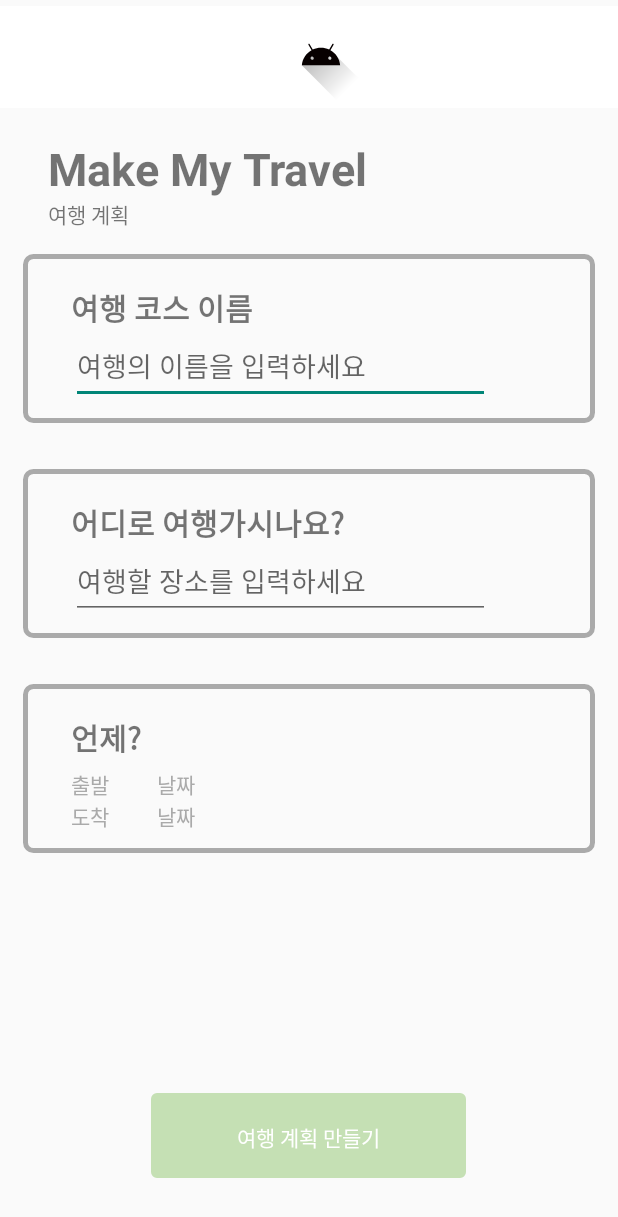
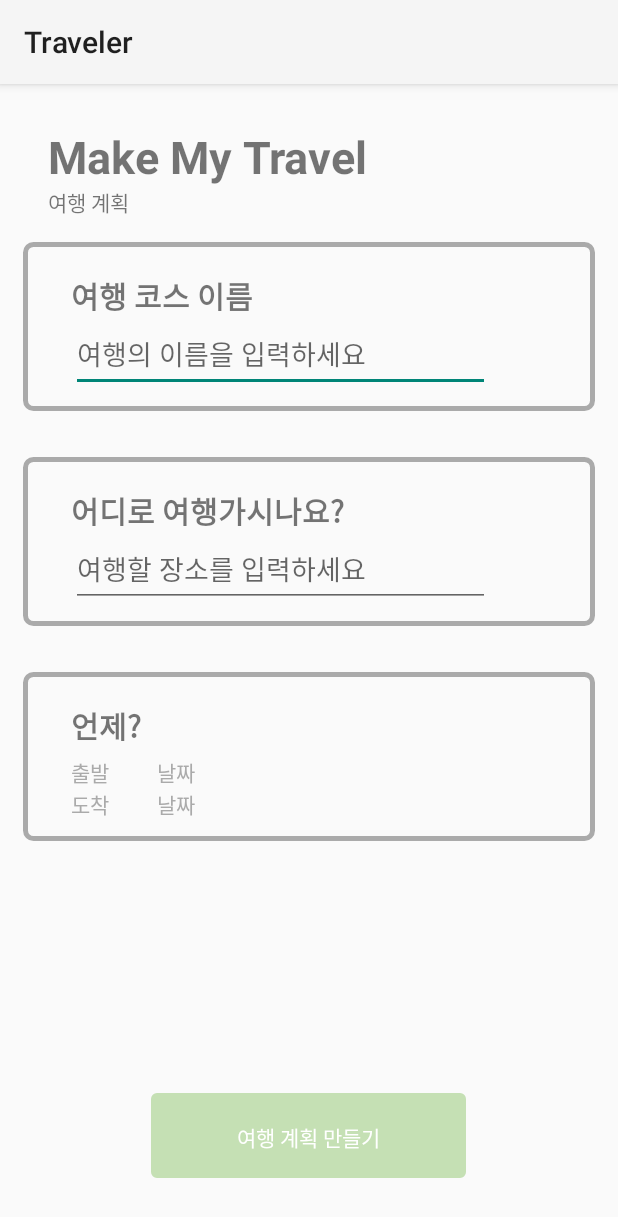
Before and after one commit to Team-Traveler/Frontend_Android, an Android app: the screen it shows after launch (SecondActivity before the commit, MakeActivity after it), after a tap on "NewProject", on a phone screen of 412 x 824 dp. Shown: the top 1217 px of the screen. Run offline under Robolectric (Android 15) with nearby library versions, the phone set to English and light mode, and no system bars.

Commit message:
[FE-02] 파일명 변경 + 첫화면 상단 app bar추가

```diff
--- a/app/src/main/AndroidManifest.xml
+++ b/app/src/main/AndroidManifest.xml
@@ -6,9 +6,7 @@
         android:allowBackup="true"
         android:dataExtractionRules="@xml/data_extraction_rules"
         android:fullBackupContent="@xml/backup_rules"
-        android:icon="@mipmap/ic_launcher"
         android:label="@string/app_name"
-        android:roundIcon="@mipmap/ic_launcher_round"
         android:supportsRtl="true"
         android:theme="@style/Theme.Traveler"
         tools:targetApi="31">
@@ -19,10 +17,10 @@
             android:name=".DetailActivity"
             android:exported="false" />
         <activity
-            android:name=".SecondActivity"
+            android:name=".MakeActivity"
             android:exported="false" />
         <activity
-            android:name=".MainActivity"
+            android:name=".MyTripActivity"
             android:exported="true">
             <intent-filter>
                 <action android:name="android.intent.action.MAIN" />
--- a/app/src/main/java/com/example/traveler/SecondActivity.kt
+++ b/app/src/main/java/com/example/traveler/MakeActivity.kt
@@ -1,23 +1,18 @@
 package com.example.traveler
 
 import android.app.DatePickerDialog
-import android.content.ContentValues.TAG
 import android.content.Intent
 import android.os.Bundle
 import android.util.Log
-import android.widget.Toast
-import androidx.activity.result.ActivityResultLauncher
-import androidx.activity.result.contract.ActivityResultContracts
 import androidx.appcompat.app.AppCompatActivity
-import com.example.traveler.databinding.ActivitySecondBinding
+import com.example.traveler.databinding.ActivityMakeBinding
 import java.text.SimpleDateFormat
-import java.time.format.DateTimeFormatter
 import java.util.Calendar
 
-class SecondActivity : AppCompatActivity() {
+class MakeActivity : AppCompatActivity() {
     private val REQUEST_CODE=100
 
-    val binding by lazy {ActivitySecondBinding.inflate(layoutInflater)}
+    val binding by lazy {ActivityMakeBinding.inflate(layoutInflater)}
     override fun onCreate(savedInstanceState: Bundle?) {
         super.onCreate(savedInstanceState)
         setContentView(binding.root)
--- a/app/src/main/java/com/example/traveler/MyAdapter.kt
+++ b/app/src/main/java/com/example/traveler/MyAdapter.kt
@@ -1,13 +1,9 @@
 package com.example.traveler
 
-import android.content.Intent
-import android.util.Log
 import android.view.LayoutInflater
 import android.view.ViewGroup
-import androidx.core.content.ContextCompat.startActivity
 import androidx.recyclerview.widget.RecyclerView
 import com.example.traveler.databinding.ItemRecyclerBinding
-import android.content.Context
 
 class MyAdapter(private val items: ArrayList<Contents>) :
 RecyclerView.Adapter<MyAdapter.ViewHolder>() {
@@ -50,7 +46,7 @@ RecyclerView.Adapter<MyAdapter.ViewHolder>() {
     }
 
     // 외부에서 아이템 클릭 리스너 설정
-    fun setOnItemClickListener(listener: MainActivity) {
+    fun setOnItemClickListener(listener: MyTripActivity) {
         itemClickListener = listener
     }
 
--- a/app/src/main/java/com/example/traveler/MainActivity.kt
+++ b/app/src/main/java/com/example/traveler/MyTripActivity.kt
@@ -5,13 +5,14 @@ import androidx.appcompat.app.AppCompatActivity
 import android.os.Bundle
 import android.util.Log
 import android.widget.Toast
+import androidx.appcompat.app.ActionBar
 import androidx.recyclerview.widget.LinearLayoutManager
-import com.example.traveler.databinding.ActivityMainBinding
+import com.example.traveler.databinding.ActivityMytripBinding
 
 
-class MainActivity : AppCompatActivity(), MyAdapter.OnItemClickListener {
+class MyTripActivity : AppCompatActivity(), MyAdapter.OnItemClickListener {
 
-    private lateinit var binding: ActivityMainBinding
+    private lateinit var binding: ActivityMytripBinding
     private  val list = ArrayList<Contents>()
     val REQUEST_CODE = 100
     val adapter=MyAdapter(list)
@@ -19,10 +20,14 @@ class MainActivity : AppCompatActivity(), MyAdapter.OnItemClickListener {
 
     override fun onCreate(savedInstanceState: Bundle?) {
         super.onCreate(savedInstanceState)
-        binding = ActivityMainBinding.inflate(layoutInflater);
+        binding = ActivityMytripBinding.inflate(layoutInflater);
 
         val view=binding.root
         setContentView(view)
+
+        // 커스텀 액션 바 레이아웃 인플레이트
+        supportActionBar?.displayOptions = ActionBar.DISPLAY_SHOW_CUSTOM
+        supportActionBar?.setCustomView(R.layout.custom_action_bar)
 
         //추가 시작
         adapter.setOnItemClickListener(this)
@@ -36,7 +41,7 @@ class MainActivity : AppCompatActivity(), MyAdapter.OnItemClickListener {
          var fab=binding.fab
         fab.setOnClickListener {
             // SecondActity 화면으로 이동하게 Intent 사용
-            val myIntent = Intent(this, SecondActivity::class.java)
+            val myIntent = Intent(this, MakeActivity::class.java)
 
             startActivityForResult(myIntent,REQUEST_CODE)
 
--- a/app/src/main/res/layout/activity_edit_profile.xml
+++ b/app/src/main/res/layout/activity_edit_profile.xml
@@ -58,6 +58,7 @@
     <TextView
         android:layout_width="match_parent"
         android:layout_height="wrap_content"
+        android:layout_marginTop="20dp"
         android:gravity="center"
         android:text="회원탈퇴하기"
         app:layout_constraintBottom_toBottomOf="parent"
--- a/app/src/main/res/layout/activity_second.xml
+++ b/app/src/main/res/layout/activity_make.xml
@@ -4,44 +4,18 @@
     xmlns:tools="http://schemas.android.com/tools"
     android:layout_width="match_parent"
     android:layout_height="match_parent"
-    tools:context=".SecondActivity">
+    tools:context=".MakeActivity">
 
-    <androidx.constraintlayout.widget.ConstraintLayout
-        android:id="@+id/up2"
-        android:layout_width="match_parent"
-        android:layout_height="wrap_content"
-        android:layout_marginTop="4dp"
-        android:background="#FFFFFF"
-        app:layout_constraintEnd_toEndOf="@id/linear2"
-        app:layout_constraintHorizontal_bias="0.0"
-        app:layout_constraintStart_toStartOf="parent"
-        app:layout_constraintTop_toTopOf="parent">
-
-        <ImageView
-
-            android:layout_width="60dp"
-            android:layout_height="60dp"
-            android:layout_marginStart="184dp"
-            android:layout_marginTop="4dp"
-            android:layout_marginBottom="4dp"
-            android:src="@drawable/ic_launcher_foreground"
-            app:layout_constraintBottom_toBottomOf="parent"
-            app:layout_constraintStart_toStartOf="parent"
-
-            app:layout_constraintTop_toTopOf="parent" />
-
-
-    </androidx.constraintlayout.widget.ConstraintLayout>
 
     <LinearLayout
         android:id="@+id/linear2"
         android:layout_width="match_parent"
         android:layout_height="500dp"
-        android:layout_marginTop="12dp"
+        android:layout_marginTop="20dp"
         android:orientation="vertical"
-        app:layout_constraintEnd_toEndOf="@id/up2"
-        app:layout_constraintStart_toEndOf="@id/up2"
-        app:layout_constraintTop_toBottomOf="@+id/up2">
+        app:layout_constraintEnd_toEndOf="parent"
+        app:layout_constraintStart_toStartOf="parent"
+        app:layout_constraintTop_toTopOf="parent">
 
         <LinearLayout
             android:id="@+id/up"
@@ -161,10 +135,10 @@
                 android:layout_height="25dp"
                 android:layout_marginStart="32dp"
                 android:layout_marginTop="16dp"
+                android:layout_marginBottom="10dp"
                 android:text="언제?"
                 android:textSize="20sp"
                 android:textStyle="bold"
-                android:layout_marginBottom="10dp"
                 app:layout_constraintStart_toStartOf="@id/up"
                 app:layout_constraintTop_toTopOf="@id/up"
                 tools:ignore="MissingConstraints" />
@@ -174,6 +148,7 @@
                 android:layout_width="match_parent"
                 android:layout_height="wrap_content"
                 android:layout_weight="1">
+
                 <TableRow>
 
 
@@ -198,6 +173,7 @@
                 </TableRow>
 
                 <TableRow>
+
                     <TextView
                         android:id="@+id/arrive"
                         android:layout_width="wrap_content"
@@ -206,6 +182,7 @@
                         android:text="도착"
                         android:textColor="#aaa"
                         tools:ignore="MissingConstraints" />
+
                     <TextView
                         android:id="@+id/arriveday"
                         android:layout_width="wrap_content"
@@ -216,7 +193,6 @@
                         tools:ignore="MissingConstraints" />
 
                 </TableRow>
-
 
 
             </TableLayout>
--- a/app/src/main/res/values/themes.xml
+++ b/app/src/main/res/values/themes.xml
@@ -1,6 +1,6 @@
 <resources xmlns:tools="http://schemas.android.com/tools">
     <!-- Base application theme. -->
-    <style name="Base.Theme.Traveler" parent="Theme.AppCompat.DayNight.NoActionBar">
+    <style name="Base.Theme.Traveler" parent="Theme.AppCompat.Light">
         <!-- Customize your light theme here. -->
         <!-- <item name="colorPrimary">@color/my_light_primary</item> -->
     </style>
```
Also changed, not shown: app/src/main/res/layout/activity_mytrip.xml (renamed from app/src/main/res/layout/activity_main.xml, +21 -30 lines), app/src/main/res/layout/custom_action_bar.xml (added, +18 -0 lines), app/src/main/res/drawable/custom_action_bar.png (added).
